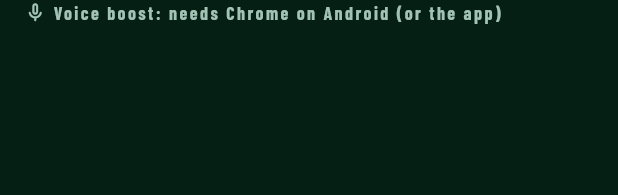
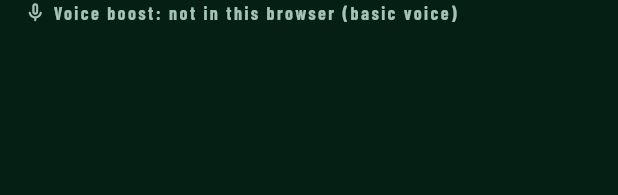
Before and after one commit to UncleAnthonys/quizinho, a Flutter app: the _VoiceBoost widget shown alone on an empty page, opened directly, on a phone screen of 412 x 824 dp. Shown: the top 195 px of the screen. Run offline on Flutter 3.47's test engine with Material 3 defaults, Android fonts, the phone set to English and light mode, and no system bars; our stand-ins replace app_links, audioplayers, in_app_purchase, qr_flutter, sensors_plus, shared_preferences and 3 more; missing offline and left inert: dart:js_interop; accounts and stored records are empty; project files that could hold a hidden picture were left out.

Commit message:
Clearer voice boost wording
Co-Authored-By: Claude Opus 5.5 <noreply@anthropic.com>
Claude-Session: https://claude.ai/code/session_01Va16YyzRqxyN5QUKSTtrFu

```diff
--- a/lib/multiplayer/guest_screen.dart
+++ b/lib/multiplayer/guest_screen.dart
@@ -448,7 +448,7 @@ class _VoiceBoost extends StatelessWidget {
             'downloading' => ('Voice boost: downloading…', Palette.gold),
             'checking' => ('Voice boost: checking…', Palette.muted),
             'no on-device speech' => ('Voice boost: not on this phone', Palette.muted),
-            _ => ('Voice boost: needs Chrome on Android (or the app)', Palette.muted),
+            _ => ('Voice boost: not in this browser (basic voice)', Palette.muted),
           };
           return Padding(
             padding: const EdgeInsets.fromLTRB(16, 0, 16, 2),
```
